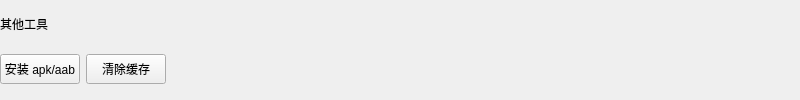
First picture: the form in res/ui/other_bar_widget.ui, repository purejiang/BlankTool, before the edit.
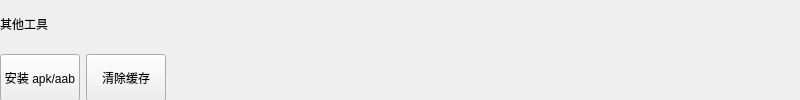
Second picture: the form after the edit.

```diff
--- a/res/ui/other_bar_widget.ui
+++ b/res/ui/other_bar_widget.ui
@@ -22,11 +22,11 @@
      <height>101</height>
     </rect>
    </property>
-   <layout class="QVBoxLayout" name="verticalLayout">
+   <layout class="QVBoxLayout" name="verticalLayout" stretch="0,0">
     <item>
      <widget class="QLabel" name="other_label">
       <property name="sizePolicy">
-       <sizepolicy hsizetype="Fixed" vsizetype="Fixed">
+       <sizepolicy hsizetype="Preferred" vsizetype="Preferred">
         <horstretch>0</horstretch>
         <verstretch>0</verstretch>
        </sizepolicy>
@@ -49,11 +49,12 @@
           <verstretch>0</verstretch>
          </sizepolicy>
         </property>
-        <property name="maximumSize">
-         <size>
-          <width>80</width>
-          <height>30</height>
-         </size>
+        <property name="font">
+         <font>
+          <weight>50</weight>
+          <bold>false</bold>
+          <kerning>true</kerning>
+         </font>
         </property>
         <property name="text">
          <string>安装 apk/aab</string>
@@ -68,12 +69,6 @@
           <verstretch>0</verstretch>
          </sizepolicy>
         </property>
-        <property name="maximumSize">
-         <size>
-          <width>80</width>
-          <height>30</height>
-         </size>
-        </property>
         <property name="text">
          <string>清除缓存</string>
         </property>
```
